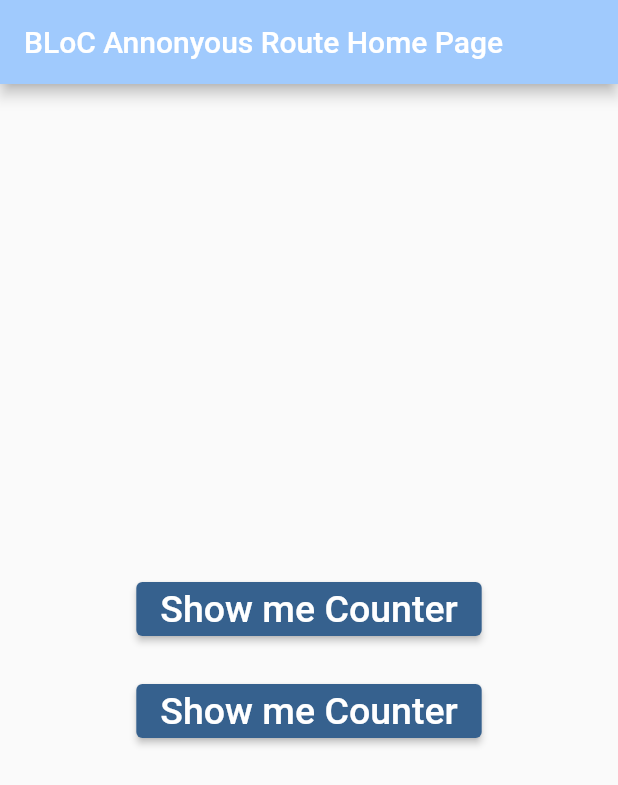
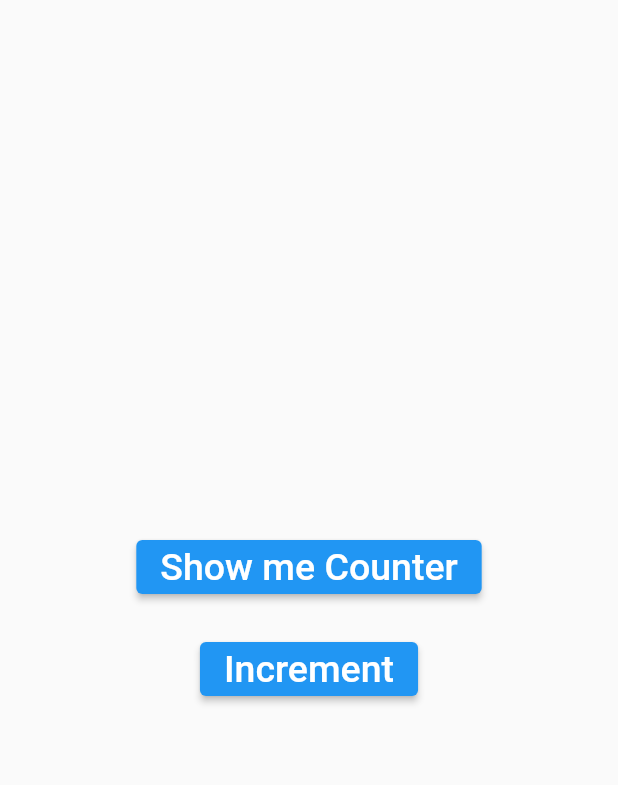
Before and after one commit to jsmile/bloc_annonymous, a Flutter app: the screen it shows after launch, on a phone screen of 412 x 824 dp. Shown: the top 785 px of the screen. Run offline on Flutter 3.47's test engine with Material 2 defaults, Android fonts, the light colour scheme and no system bars; our stand-ins replace equatable, flutter_bloc.

Commit message:
normal Navigator & normal context

```diff
--- a/lib/main.dart
+++ b/lib/main.dart
@@ -1,4 +1,7 @@
+import 'package:bloc_annonymous/cubits/counter/counter_cubit.dart';
+import 'package:bloc_annonymous/show_me_counter.dart';
 import 'package:flutter/material.dart';
+import 'package:flutter_bloc/flutter_bloc.dart';
 
 void main() {
   runApp(const MyApp());
@@ -12,12 +15,15 @@ class MyApp extends StatelessWidget {
     return MaterialApp(
       title: 'BLoC Annonyous Route',
       theme: ThemeData(
-        colorScheme: ColorScheme.fromSeed(seedColor: Colors.blue),
+        // colorScheme: ColorScheme.fromSeed(seedColor: Colors.blue),
         primarySwatch: Colors.blue,
         // primaryColor: Colors.blue[300],
         // useMaterial3: true,
       ),
-      home: const MyHomePage(title: 'BLoC Annonyous Route Home Page'),
+      home: BlocProvider<CounterCubit>(
+        create: (context) => CounterCubit(),
+        child: const MyHomePage(title: 'BLoC Annonyous Route Home Page'),
+      ),
     );
   }
 }
@@ -29,11 +35,12 @@ class MyHomePage extends StatelessWidget {
 
   @override
   Widget build(BuildContext context) {
+    // MyHomePage context
     return Scaffold(
-      appBar: AppBar(
-        backgroundColor: Theme.of(context).colorScheme.inversePrimary,
-        title: Text(title),
-      ),
+      // appBar: AppBar(
+      //   backgroundColor: Theme.of(context).colorScheme.inversePrimary,
+      //   title: Text(title),
+      // ),
       body: Center(
         child: Column(
           mainAxisAlignment: MainAxisAlignment.center,
@@ -46,18 +53,32 @@ class MyHomePage extends StatelessWidget {
                   fontSize: 25.0,
                 ),
               ),
-              onPressed: () {},
+              onPressed: () {
+                Navigator.push(
+                  context, // MyHomePage context
+                  MaterialPageRoute(
+                    builder: (context) {
+                      // ShowMeCounter context
+                      return const ShowMeCounter();
+                    },
+                  ),
+                );
+              },
             ),
             const SizedBox(height: 20),
             ElevatedButton(
               child: const Text(
-                'Show me Counter',
+                'Increment',
                 style: TextStyle(
                   color: Colors.white,
                   fontSize: 25.0,
                 ),
               ),
-              onPressed: () {},
+              onPressed: () {
+                // MyHomePage context
+                // context.read<CounterCubit>().increment();
+                BlocProvider.of<CounterCubit>(context).increment();
+              },
             ),
           ],
         ),
```
Also changed, not shown: lib/show_me_counter.dart (+11 -0 lines).
